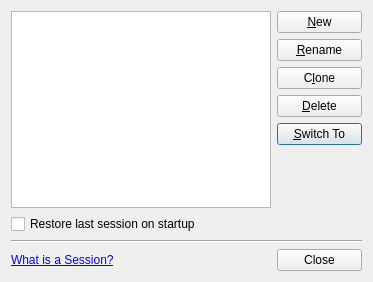
First picture: the form in src/plugins/projectexplorer/sessiondialog.ui, repository qt-creator/qt-creator, before the edit.
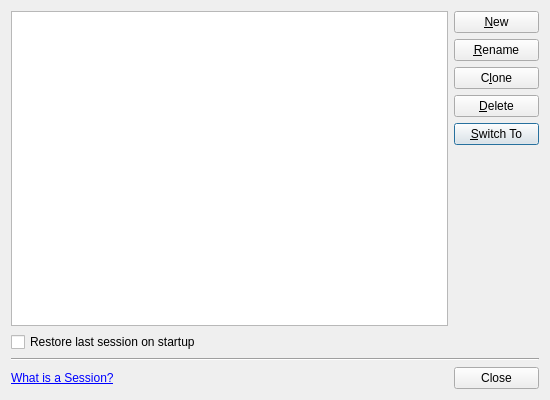
Second picture: the form after the edit. Custom widgets are drawn as their Qt base class.

Commit message:
ProjectExplorer: Make Session Manager dialog a bit larger
So I don't have to scroll around.

```diff
--- a/src/plugins/projectexplorer/sessiondialog.ui
+++ b/src/plugins/projectexplorer/sessiondialog.ui
@@ -6,8 +6,8 @@
    <rect>
     <x>0</x>
     <y>0</y>
-    <width>373</width>
-    <height>282</height>
+    <width>550</width>
+    <height>400</height>
    </rect>
   </property>
   <property name="windowTitle">
```
